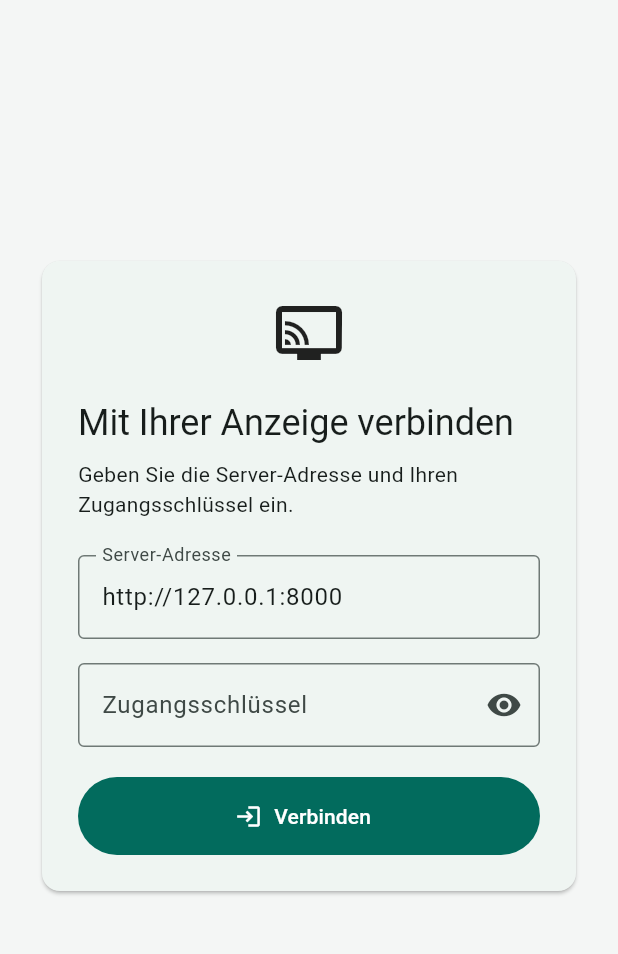
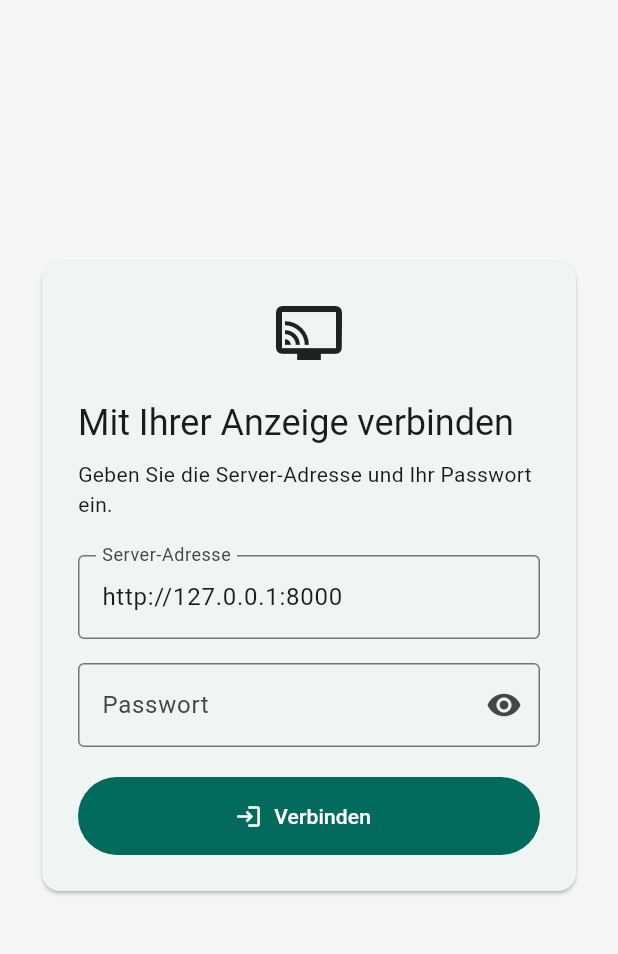
Before and after one commit to AdnanNasr/digital_signage, a Flutter app: the screen it shows after launch, on a phone screen of 412 x 824 dp, the part 84-1038 px from its top. Run offline on Flutter 3.47's test engine with Material 3 defaults, Android fonts, the phone set to English and light mode, and no system bars; our stand-ins replace flutter_riverpod.

Commit message:
Support custom dashboard passwords and German password labels

```diff
--- a/lib/features/dashboard/dashboard_page.dart
+++ b/lib/features/dashboard/dashboard_page.dart
@@ -105,7 +105,7 @@ class _ConnectionFormState extends ConsumerState<_ConnectionForm> {
                     ),
                     const SizedBox(height: 8),
                     const Text(
-                      'Geben Sie die Server-Adresse und Ihren Zugangsschlüssel ein.',
+                      'Geben Sie die Server-Adresse und Ihr Passwort ein.',
                     ),
                     const SizedBox(height: 24),
                     TextFormField(
@@ -146,11 +146,11 @@ class _ConnectionFormState extends ConsumerState<_ConnectionForm> {
                         if (!state.busy) _connect();
                       },
                       decoration: InputDecoration(
-                        labelText: 'Zugangsschlüssel',
+                        labelText: 'Passwort',
                         suffixIcon: IconButton(
                           tooltip: _showToken
-                              ? 'Schlüssel verbergen'
-                              : 'Schlüssel anzeigen',
+                              ? 'Passwort verbergen'
+                              : 'Passwort anzeigen',
                           onPressed: () =>
                               setState(() => _showToken = !_showToken),
                           icon: Icon(
@@ -160,8 +160,8 @@ class _ConnectionFormState extends ConsumerState<_ConnectionForm> {
                           ),
                         ),
                       ),
-                      validator: (value) => (value?.trim().length ?? 0) < 32
-                          ? 'Der Schlüssel muss mindestens 32 Zeichen enthalten.'
+                      validator: (value) => (value?.trim().length ?? 0) < 8
+                          ? 'Das Passwort muss mindestens 8 Zeichen enthalten.'
                           : null,
                     ),
                     const SizedBox(height: 20),
--- a/lib/services/player_api.dart
+++ b/lib/services/player_api.dart
@@ -36,7 +36,7 @@ class PlayerApi {
               .timeout(const Duration(seconds: 8));
       if (response.statusCode == 401) {
         throw const ApiException(
-          'Der Zugangsschlüssel ist ungültig. Bitte erneut anmelden.',
+          'Das Passwort ist ungültig. Bitte erneut anmelden.',
           401,
         );
       }
```
Also changed, not shown: 4 other files.
